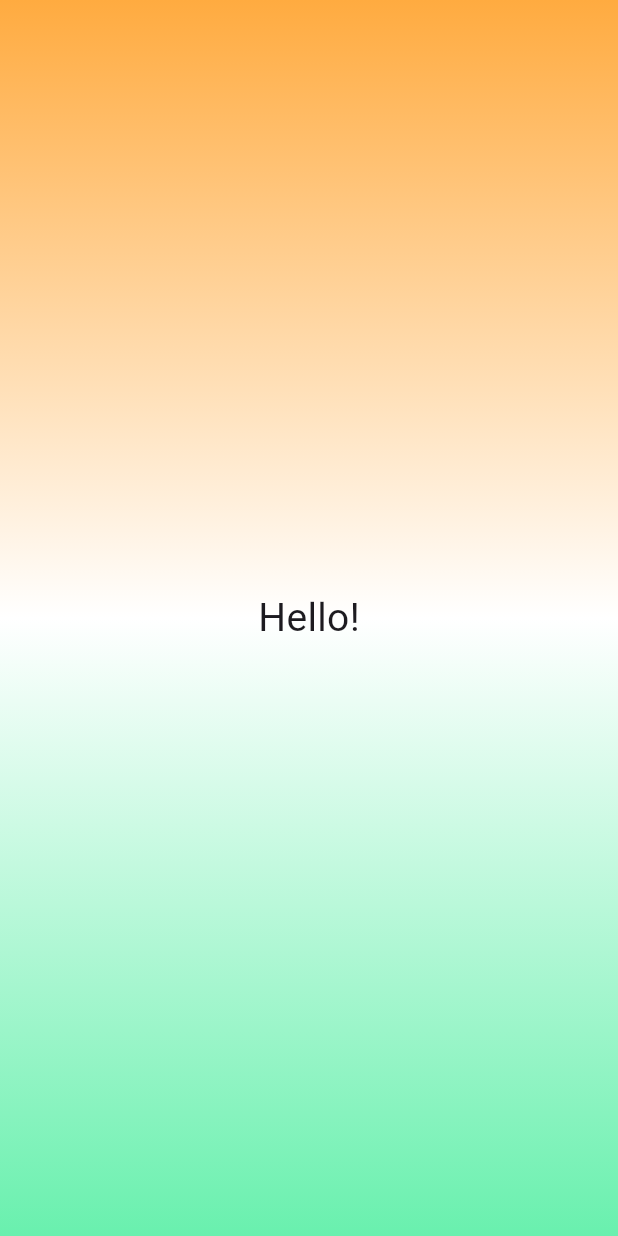
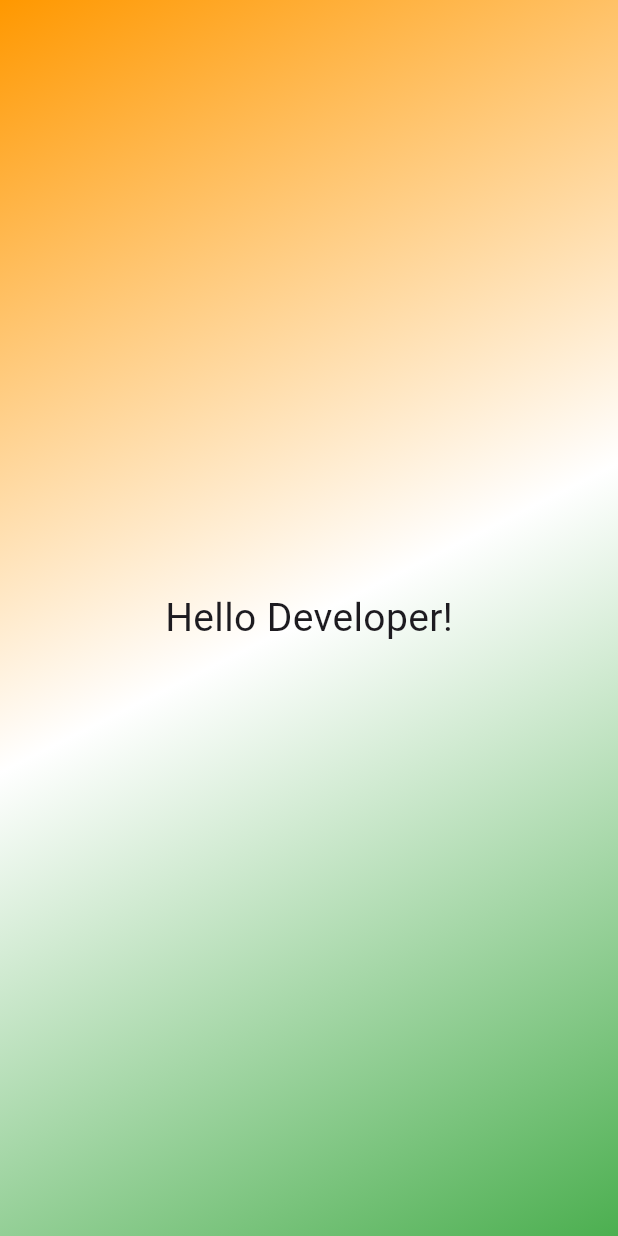
Before and after one commit to PratikPaulkar/Roll-Dice-App, a Flutter app: the screen it shows after launch, on a phone screen of 412 x 824 dp. Run offline on Flutter 3.47's test engine with Material 3 defaults, Android fonts, the phone set to English and light mode, and no system bars.

Commit message:
Updated the GradientContainer, styledText widget so can Reuse by passing dynamic values

```diff
--- a/lib/gradient_container.dart
+++ b/lib/gradient_container.dart
@@ -1,29 +1,26 @@
 import 'package:flutter/material.dart';
+import 'package:my_app/styled_text.dart';
+
+const startAlignment = Alignment.topLeft;
+const endAlignment = Alignment.bottomRight;
 
 class GradientContainer extends StatelessWidget {
-  const GradientContainer({super.key});
+  const GradientContainer(this.colors, {super.key});
+
+  final List<Color> colors;
 
   @override
   Widget build(context){
     return Container(
-          decoration: const BoxDecoration(
+          decoration: BoxDecoration(
             gradient: LinearGradient(
-              colors: [
-                Colors.orangeAccent,
-                Colors.white,
-                Colors.greenAccent
-              ],
-              begin: Alignment.topCenter,
-              end: Alignment.bottomCenter,
+              colors: colors,
+              begin: startAlignment,
+              end: endAlignment,
             ),
           ),
           child: const Center(
-            child: Text(
-              "Hello!",
-              style: TextStyle(
-                fontSize: 26
-              ),
-              ),
+            child: StyledText('Hello Developer!')
           ),
         );
   }
--- a/lib/main.dart
+++ b/lib/main.dart
@@ -1,11 +1,11 @@
 import 'package:flutter/material.dart';
-import 'gradient_container.dart';
+import 'package:my_app/gradient_container.dart';
 
 void main() {
   runApp(
     const MaterialApp(
       home: Scaffold(
-        body: GradientContainer(),
+        body: GradientContainer([Colors.orange, Colors.white, Colors.green]),
       ),
     ),
   );
--- /dev/null
+++ b/lib/styled_text.dart
@@ -0,0 +1,15 @@
+import 'package:flutter/material.dart';
+
+class StyledText extends StatelessWidget {
+  const StyledText(this.inputText, {super.key});
+
+  final String inputText ;
+
+  @override
+  Widget build(BuildContext context) {
+    return Text(
+      inputText,
+      style: const TextStyle(fontSize: 26),
+    );
+  }
+}
```
